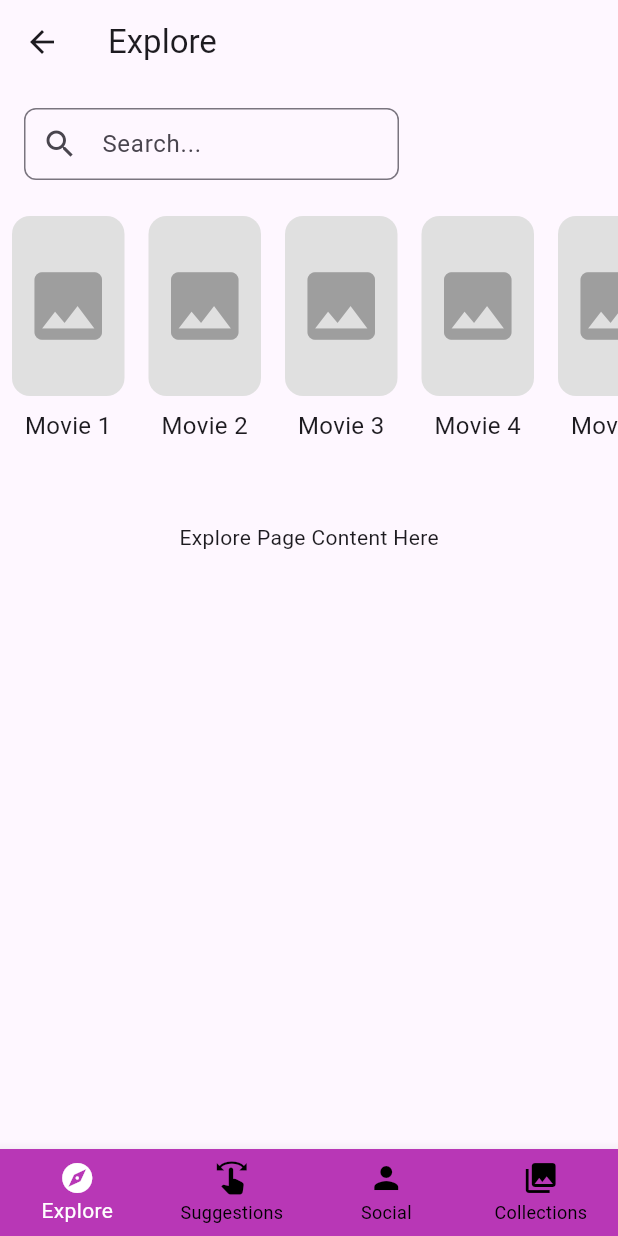
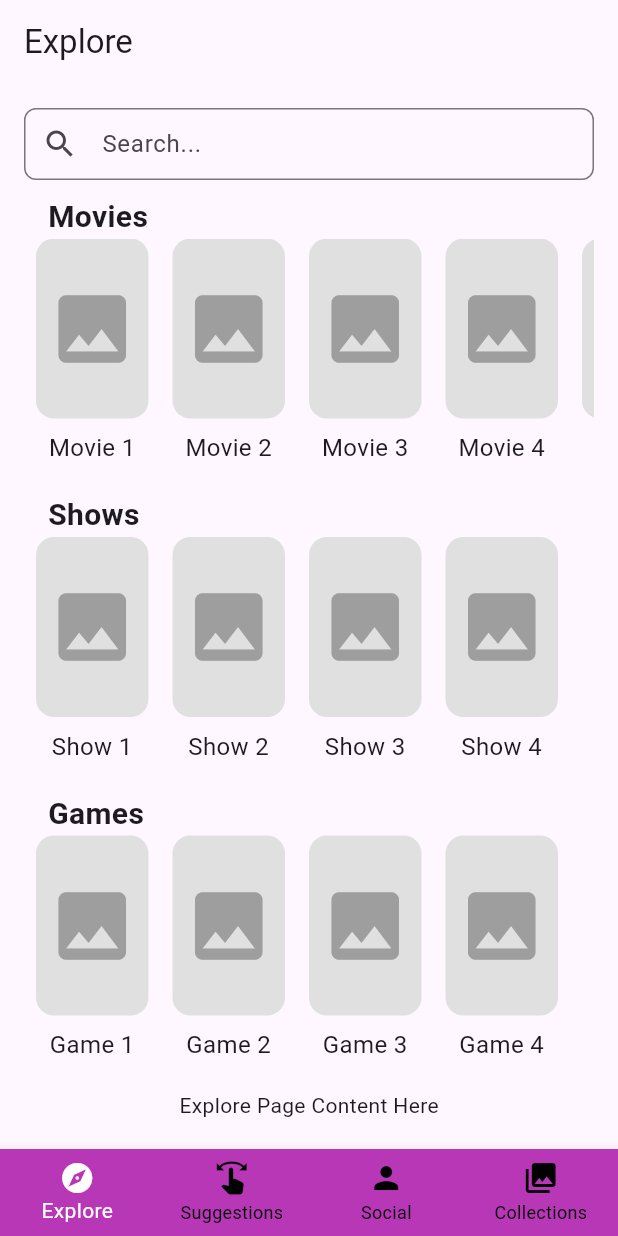
Before and after one commit to Robbo04/Flutter_GeekHobbyApp, a Flutter app: the MainTabScaffold screen opened directly, on a phone screen of 412 x 824 dp. Run offline on Flutter 3.47's test engine with Material 3 defaults, Android fonts, the phone set to English and light mode, and no system bars; our stand-ins replace hive, hive_flutter; accounts and stored records are empty.

Commit message:
Adjusted Carousel, Lists on screen
-lists on app, draggable x and y,
-carousel sorts content in class
-empty lists for collections DATA
-home skips login TEMP

```diff
--- a/app_geek_hobby_app/lib/Classes/Widgets/item_carousel.dart
+++ b/app_geek_hobby_app/lib/Classes/Widgets/item_carousel.dart
@@ -1,29 +1,59 @@
 import 'package:flutter/material.dart';
 
 class ItemCarousel extends StatelessWidget {
-  final List<String> items;
+  final String title;
+  final List items;
+  final String Function(dynamic) getName;
 
-  const ItemCarousel({super.key, required this.items});
+  const ItemCarousel({
+    super.key,
+    required this.title,
+    required this.items,
+    required this.getName,
+  });
 
   @override
   Widget build(BuildContext context) {
-    return Container(
-      height: 200,
+    return Column(
+      crossAxisAlignment: CrossAxisAlignment.start,
+      children: [
+        Padding(
+          padding: const EdgeInsets.symmetric(horizontal: 16),
+          child: Text(title, style: const TextStyle(fontSize: 20, fontWeight: FontWeight.bold)),
+        ),
+        SizedBox(
+          height: 160,
           child: ListView.builder(
             scrollDirection: Axis.horizontal,
             itemCount: items.length,
             itemBuilder: (context, index) {
               return Container(
-            width: 150,
+                width: 75,
                 margin: const EdgeInsets.symmetric(horizontal: 8),
-            child: Card(
-              child: Center(
-                child: Text(items[index]),
+                child: Column(
+                  children: [
+                    Container(
+                      height: 120,
+                      width: 90,
+                      decoration: BoxDecoration(
+                        color: Colors.grey[300],
+                        borderRadius: BorderRadius.circular(12),
                       ),
+                      child: const Icon(Icons.image, size: 60, color: Colors.grey),
+                    ),
+                    const SizedBox(height: 8),
+                    Text(
+                      getName(items[index]),
+                      style: const TextStyle(fontSize: 16),
+                      textAlign: TextAlign.center,
+                    ),
+                  ],
                 ),
               );
             },
           ),
+        ),
+      ],
     );
   }
 }
--- /dev/null
+++ b/app_geek_hobby_app/lib/Data/collection_list_data.dart
@@ -0,0 +1,42 @@
+import 'package:app_geek_hobby_app/Classes/itemlist.dart';
+import 'package:app_geek_hobby_app/Enums/Genres/video_genre.dart';
+import 'package:app_geek_hobby_app/Enums/Genres/game_genre.dart';
+
+import 'package:app_geek_hobby_app/Classes/movie.dart';
+import 'package:app_geek_hobby_app/Classes/show.dart';
+import 'package:app_geek_hobby_app/Classes/game.dart';
+import 'package:app_geek_hobby_app/Classes/anime.dart';
+
+import 'package:app_geek_hobby_app/Enums/AgeRatings/movie_age.dart';
+import 'package:app_geek_hobby_app/Enums/AgeRatings/show_age.dart';
+import 'package:app_geek_hobby_app/Enums/AgeRatings/game_age.dart';
+
+ItemList collectionListTest = ItemList(
+  name: 'Collections',
+  items: [],
+)..allowedTypes.addAll([Movie, Show, Game, Anime]);
+
+ItemList backlogGamesListTest = ItemList(
+  name: 'Backlog Games',
+  items: [],
+)..allowedTypes.add(Game);
+
+ItemList watchedMoviesListTest = ItemList(
+  name: 'Watched Movies',
+  items: [],
+)..allowedTypes.add(Movie);
+
+ItemList watchedShowsListTest = ItemList(
+  name: 'Watched Shows',
+  items: [],
+)..allowedTypes.add(Show);
+
+ItemList completedGamesListTest = ItemList(
+  name: 'Completed Games',
+  items: [],
+)..allowedTypes.add(Game);
+
+ItemList watchedAnimeListTest = ItemList(
+  name: 'Watched Anime',
+  items: [],
+)..allowedTypes.add(Anime);
--- a/app_geek_hobby_app/lib/Data/list_data.dart
+++ b/app_geek_hobby_app/lib/Data/list_data.dart
@@ -38,15 +38,12 @@ final ItemList showsListTest = ItemList(
   ],
 )..allowedTypes.add(Show);
 
-final List<ItemList> gameListsTest = [
-  ItemList(
+final ItemList gameListsTest = ItemList(
     name: 'Games',
     items: [
-      // Add Game instances here
       Game(name: 'Game 1', studio: 'Studio 1', yearReleased: 2020, genres: [GameGenre.action], platforms: [], ageRating: GameAge.pegi12, metacriticRating: 85),
       Game(name: 'Game 2', studio: 'Studio 2', yearReleased: 2021, genres: [GameGenre.adventure], platforms: [], ageRating: GameAge.pegi16, metacriticRating: 90),
       Game(name: 'Game 3', studio: 'Studio 3', yearReleased: 2022, genres: [GameGenre.rpg], platforms: [], ageRating: GameAge.pegi18, metacriticRating: 95),
       Game(name: 'Game 4', studio: 'Studio 4', yearReleased: 2023, genres: [GameGenre.strategy], platforms: [], ageRating: GameAge.pegi7, metacriticRating: 80),
     ],
-  )..allowedTypes.add(Game),
-];
+  )..allowedTypes.add(Game);
--- a/app_geek_hobby_app/lib/Pages/explore.dart
+++ b/app_geek_hobby_app/lib/Pages/explore.dart
@@ -1,3 +1,4 @@
+import 'package:app_geek_hobby_app/Classes/Widgets/item_carousel.dart';
 import 'package:flutter/material.dart';
 import 'package:app_geek_hobby_app/Data/list_data.dart';
 
@@ -10,12 +11,10 @@ class ExplorePage extends StatelessWidget {
       appBar: AppBar(
         title: const Text('Explore'),
       ),
-      body: Column(
-        crossAxisAlignment: CrossAxisAlignment.start,
+      body: ListView(
+        padding: const EdgeInsets.all(16),
         children: [
-          Padding(
-            padding: const EdgeInsets.only(left: 16, top: 16, right: 16),
-            child: SizedBox(
+          SizedBox(
             width: 250,
             child: TextField(
               decoration: InputDecoration(
@@ -28,45 +27,25 @@ class ExplorePage extends StatelessWidget {
               ),
             ),
           ),
+          const SizedBox(height: 10),
+          ItemCarousel(
+            title: 'Movies',
+            items: moviesListTest.items,
+            getName: (item) => item.name,
           ),
-          const SizedBox(height: 24),
-          SizedBox(
-            height: 180,
-            child: ListView.builder(
-              scrollDirection: Axis.horizontal,
-              itemCount: moviesListTest.items.length,
-              itemBuilder: (context, index) {
-                return Container(
-                  width: 75,
-                  margin: const EdgeInsets.symmetric(horizontal: 8),
-                  child: Column(
-                    children: [
-                      Container(
-                        height: 120,
-                        width: 90,
-                        decoration: BoxDecoration(
-                          color: Colors.grey[300],
-                          borderRadius: BorderRadius.circular(12),
+          const SizedBox(height: 10),
+          ItemCarousel(
+            title: 'Shows',
+            items: showsListTest.items,
+            getName: (item) => item.name,
           ),
-                        child: const Icon(
-                          Icons.image,
-                          size: 60,
-                          color: Colors.grey,
+          const SizedBox(height: 10),
+          ItemCarousel(
+            title: 'Games',
+            items: gameListsTest.items,
+            getName: (item) => item.name,
           ),
-                      ),
-                      const SizedBox(height: 8),
-                      Text(
-                        moviesListTest.items[index].name,
-                        style: const TextStyle(fontSize: 16),
-                        textAlign: TextAlign.center,
-                      ),
-                    ],
-                  ),
-                );
-              },
-            ),
-          ),
-          const SizedBox(height: 24),
+          const SizedBox(height: 10),
           const Center(
             child: Text('Explore Page Content Here'),
           ),
--- a/app_geek_hobby_app/lib/main.dart
+++ b/app_geek_hobby_app/lib/main.dart
@@ -1,3 +1,4 @@
+import 'package:app_geek_hobby_app/Classes/Widgets/navigation_bar.dart';
 import 'package:flutter/material.dart';
 import 'package:hive_flutter/hive_flutter.dart';
 import 'package:app_geek_hobby_app/authentication_gate.dart';
@@ -39,7 +40,10 @@ class MyApp extends StatelessWidget {
         // tested with just a hot reload.
         colorScheme: ColorScheme.fromSeed(seedColor: Colors.deepPurple),
       ),
-      home: AuthenticationGate(),
+      home: MainTabScaffold(),
+
+      //DEFAULT PAGE to start.
+      //home: AuthenticationGate(),
     );
   }
 }
```
Lines whose indentation alone changed are shown as unchanged.
